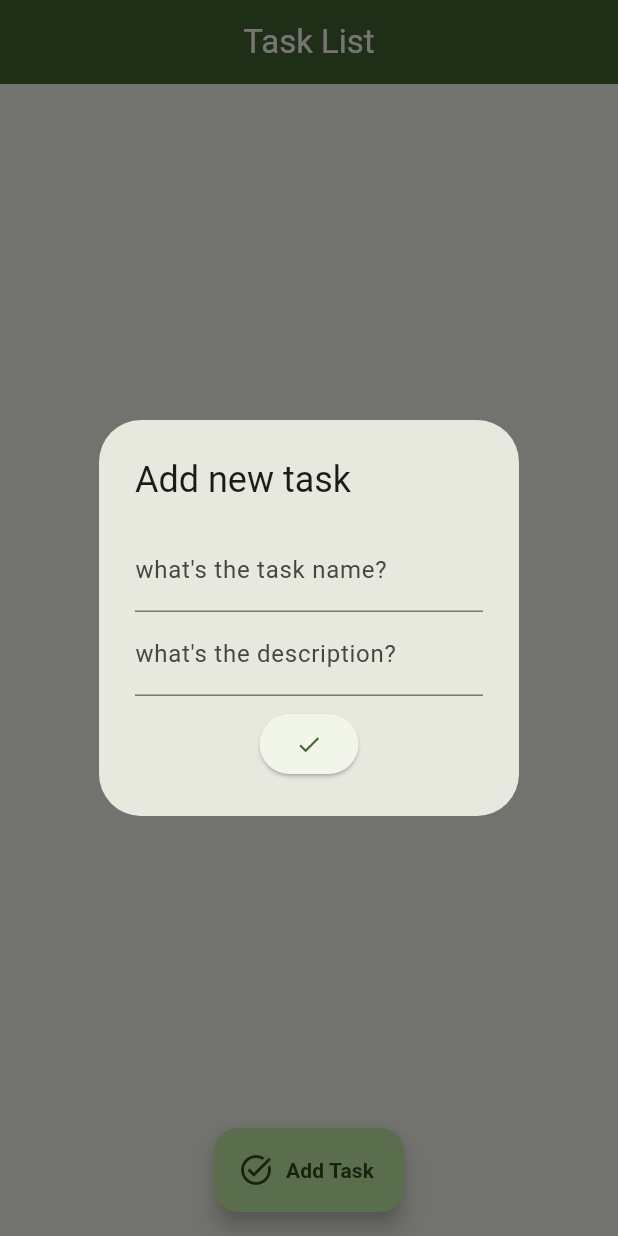
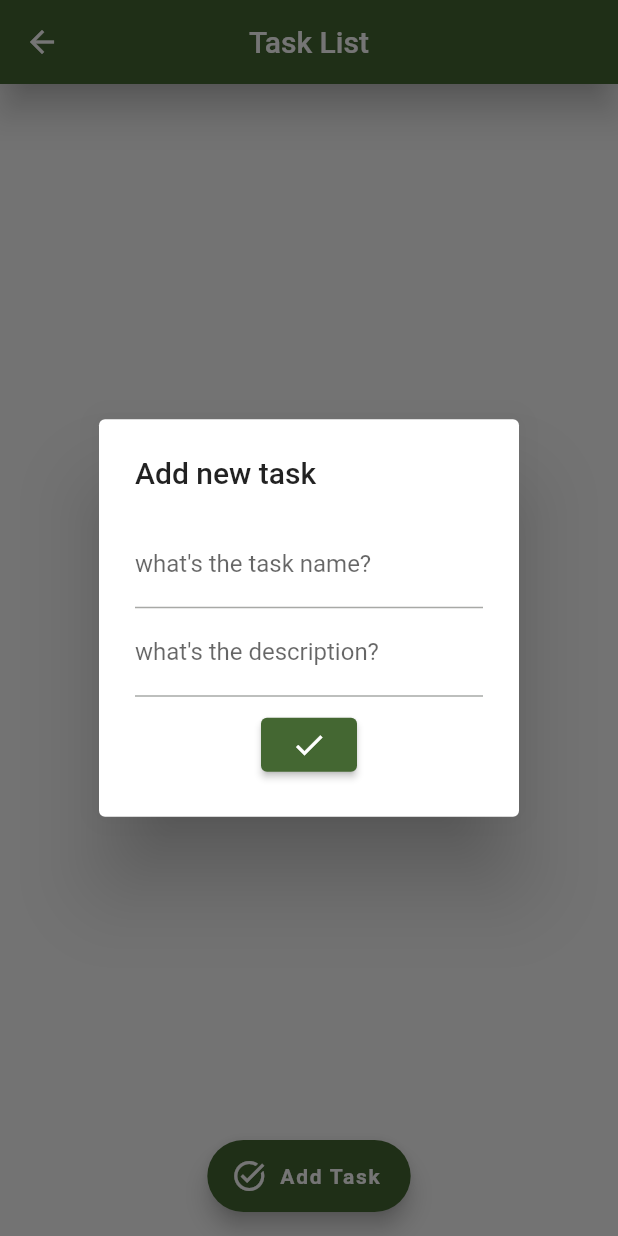
Before and after one commit to shelldonryan/toDo-list-project, a Flutter app: the TaskPageTwo screen opened directly, after a tap on "Add Task", on a phone screen of 412 x 824 dp. Run offline on Flutter 3.47's test engine with Material 3 defaults, Android fonts, the phone set to English and light mode, and no system bars; our stand-ins replace sqflite; accounts and stored records are empty.

Commit message:
create widget edit_task_modal

```diff
--- a/lib/main.dart
+++ b/lib/main.dart
@@ -1,5 +1,5 @@
 import 'package:flutter/material.dart';
-import 'package:todo_list_project/pages/tasks_page_v2.dart';
+import 'package:todo_list_project/pages/index.dart';
 
 void main() {
   runApp(const MyApp());
@@ -15,9 +15,9 @@ class MyApp extends StatelessWidget {
       debugShowCheckedModeBanner: false,
       theme: ThemeData(
         colorScheme: ColorScheme.fromSeed(seedColor: const Color(0xFF50CF01),),
-        useMaterial3: true,
+        useMaterial3: false,
       ),
-      home: const TaskPageTwo(),
+      home: const HomePage(),
     );
   }
 }
--- a/lib/pages/tasks_page_v2.dart
+++ b/lib/pages/tasks_page_v2.dart
@@ -1,7 +1,6 @@
 import 'package:flutter/material.dart';
-import 'package:todo_list_project/models/task.dart';
-import 'package:todo_list_project/widgets/task_modal.dart';
-import 'package:todo_list_project/widgets/task_tile.dart';
+import 'package:todo_list_project/models/index.dart';
+import 'package:todo_list_project/widgets/index.dart';
 
 class TaskPageTwo extends StatefulWidget {
   const TaskPageTwo({super.key});
@@ -34,7 +33,8 @@ class _TaskPageTwoState extends State<TaskPageTwo> {
         builder: (context) {
           return AlertDialog(
             title: const Text('Add new task'),
-            content: Column(
+            content: SingleChildScrollView(
+              child: Column(
                 mainAxisSize: MainAxisSize.min,
                 children: [
                   TextField(
@@ -45,6 +45,8 @@ class _TaskPageTwoState extends State<TaskPageTwo> {
                     },
                   ),
                   TextField(
+                    maxLines: null,
+                    keyboardType: TextInputType.multiline,
                     decoration: const InputDecoration(
                         labelText: "what's the description?"),
                     onChanged: (value) {
@@ -64,6 +66,7 @@ class _TaskPageTwoState extends State<TaskPageTwo> {
                   ),
                 ],
               ),
+            ),
           );
         });
   }
@@ -74,6 +77,12 @@ class _TaskPageTwoState extends State<TaskPageTwo> {
         builder: (BuildContext context) {
           return TaskOptionsModal(
             task: task,
+            onUpdate: (Task value) async {
+              setState(() {
+                tasks[tasks.indexOf(task)] = value;
+              });
+              Navigator.pop(context);
+            },
             onDelete: () async {
               setState(() {
                 tasks.remove(task);
@@ -92,7 +101,7 @@ class _TaskPageTwoState extends State<TaskPageTwo> {
         backgroundColor: Theme.of(context).colorScheme.primary,
         foregroundColor: Theme.of(context).colorScheme.onPrimary,
         title: const Text("Task List"),
-        elevation: 3,
+        elevation: 10,
       ),
       body: Container(
         margin: const EdgeInsets.symmetric(vertical: 40, horizontal: 20),
@@ -119,6 +128,8 @@ class _TaskPageTwoState extends State<TaskPageTwo> {
         onPressed: () {
           _showTaskAlert(context);
         },
+        backgroundColor: Theme.of(context).colorScheme.primary,
+        foregroundColor: Theme.of(context).colorScheme.onPrimary,
         icon: const Icon(Icons.task_alt),
         label: const Text(
           "Add Task",
--- a/lib/services/db_service.dart
+++ b/lib/services/db_service.dart
@@ -1,6 +1,6 @@
 import 'package:sqflite/sqflite.dart';
 import 'package:path/path.dart';
-import 'package:todo_list_project/models/task.dart';
+import 'package:todo_list_project/models/index.dart';
 
 class DatabaseService {
   // Builder with private access
--- a/lib/widgets/task_tile.dart
+++ b/lib/widgets/task_tile.dart
@@ -1,6 +1,5 @@
 import 'package:flutter/material.dart';
-import 'package:todo_list_project/widgets/task_modal.dart';
-import '../models/task.dart';
+import '../models/index.dart';
 
 class TaskTile extends StatelessWidget {
   final Task task;
```
Also changed, not shown: lib/pages/home_page.dart (+11 -4 lines), lib/pages/tasks_page.dart (+5 -2 lines), lib/widgets/edit_task_modal.dart (added, +30 -0 lines), lib/widgets/task_modal.dart (+22 -9 lines). Lines whose indentation alone changed are shown as unchanged.
